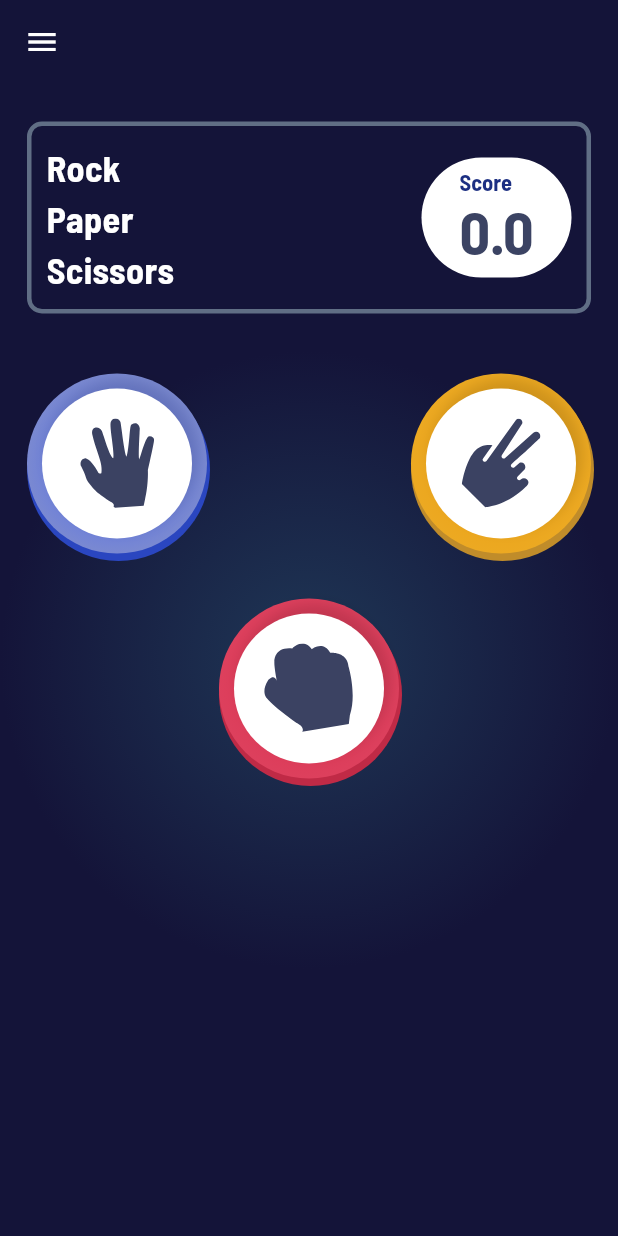
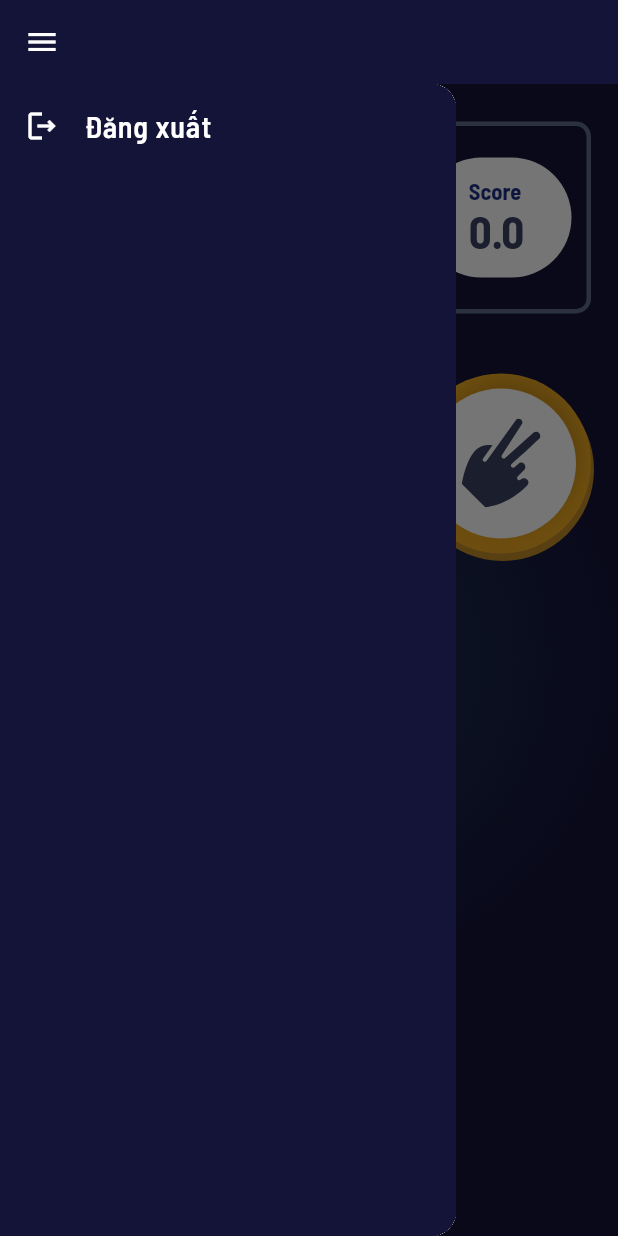
Before and after one commit to nguyenminhtai123/game_flutter_app, a Flutter app: the HomeScreen screen opened by its route, after a tap on the "menu" icon, on a phone screen of 412 x 824 dp. Run offline on Flutter 3.47's test engine with Material 2 defaults, Android fonts, the phone set to English and light mode, and no system bars; our stand-ins replace firebase_auth, firebase_core, firebase_database, flutter_svg, google_fonts; accounts and stored records are empty.

Commit message:
code drawer and logout

```diff
--- a/lib/screen/auth_screen.dart
+++ b/lib/screen/auth_screen.dart
@@ -15,7 +15,7 @@ class _AuthScreenState extends State<AuthScreen> {
   final AuthBloc bloc = AuthBloc();
 
   bool isChecked = false;
-  bool isPlayer = false;
+  bool isPlayer = true;
 
   final TextEditingController _emailController = TextEditingController();
   final TextEditingController _phoneController = TextEditingController();
--- a/lib/screen/home_screen.dart
+++ b/lib/screen/home_screen.dart
@@ -14,6 +14,8 @@ class HomeScreen extends StatefulWidget {
 }
 
 class _HomeScreenState extends State<HomeScreen> {
+  final GlobalKey<ScaffoldState> _drawerGlobalKey =
+      new GlobalKey<ScaffoldState>();
   String userPick = '';
   String computerPick = '';
   String message = '';
@@ -118,11 +120,46 @@ class _HomeScreenState extends State<HomeScreen> {
     return Scaffold(
       appBar: AppBar(
         backgroundColor: const HSLColor.fromAHSL(1, 239, 0.49, 0.15).toColor(),
-        leading: GestureDetector(
-          onTap: () {},
-          child: const Icon(
+        leading: IconButton(
+          onPressed: () {
+            if (_drawerGlobalKey.currentState!.isDrawerOpen) {
+              Navigator.pop(context);
+            } else {
+              _drawerGlobalKey.currentState!.openDrawer();
+            }
+          },
+          icon: const Icon(
             Icons.menu,
             color: Colors.white,
+          ),
+        ),
+      ),
+      body: Scaffold(
+        key: _drawerGlobalKey,
+        drawer: Drawer(
+          child: SafeArea(
+            child: Container(
+              color: const HSLColor.fromAHSL(1, 239, 0.49, 0.15).toColor(),
+              child: Column(
+                children: [
+                  ListTile(
+                      title: Text(
+                        'Đăng xuất',
+                        style: GoogleFonts.barlowSemiCondensed(
+                          color: Colors.white,
+                          fontSize: 20,
+                          fontWeight: FontWeight.w600,
+                        ),
+                      ),
+                      leading: const Icon(
+                        Icons.logout_outlined,
+                        color: Colors.white,
+                      ),
+                      onTap: () {
+                        Navigator.pushNamed(context, '/login');
+                      }),
+                ],
+              ),
             ),
           ),
         ),
@@ -149,7 +186,8 @@ class _HomeScreenState extends State<HomeScreen> {
                 decoration: BoxDecoration(
                   border: Border.all(
                     width: 3.0,
-                  color: const HSLColor.fromAHSL(1, 217, 0.16, 0.45).toColor(),
+                    color:
+                        const HSLColor.fromAHSL(1, 217, 0.16, 0.45).toColor(),
                   ),
                   borderRadius: BorderRadius.circular(10.0),
                 ),
@@ -185,15 +223,17 @@ class _HomeScreenState extends State<HomeScreen> {
                               text: 'Score\n',
                               style: GoogleFonts.barlowSemiCondensed(
                                 fontSize: 15.0,
-                              color: const HSLColor.fromAHSL(1, 229, 0.64, 0.31)
+                                color:
+                                    const HSLColor.fromAHSL(1, 229, 0.64, 0.31)
                                         .toColor(),
                               ),
                             ),
                             TextSpan(
                               text: myPoints.toString(),
                               style: GoogleFonts.barlowSemiCondensed(
-                              fontSize: 40.0,
-                              color: const HSLColor.fromAHSL(1, 229, 0.25, 0.31)
+                                fontSize: 30.0,
+                                color:
+                                    const HSLColor.fromAHSL(1, 229, 0.25, 0.31)
                                         .toColor(),
                               ),
                             ),
@@ -311,14 +351,14 @@ class _HomeScreenState extends State<HomeScreen> {
                                 child: BigCircle(
                                     innerChild: SvgPicture.asset(
                                         'assets/images/icon-scissors.svg'),
-                                  gradientColor1:
-                                      const HSLColor.fromAHSL(1, 39, 0.89, 0.49)
+                                    gradientColor1: const HSLColor.fromAHSL(
+                                            1, 39, 0.89, 0.49)
                                         .toColor(),
-                                  gradientColor2:
-                                      const HSLColor.fromAHSL(1, 40, 0.84, 0.53)
+                                    gradientColor2: const HSLColor.fromAHSL(
+                                            1, 40, 0.84, 0.53)
                                         .toColor(),
-                                  shadowColor:
-                                      const HSLColor.fromAHSL(1, 39, 0.64, 0.46)
+                                    shadowColor: const HSLColor.fromAHSL(
+                                            1, 39, 0.64, 0.46)
                                         .toColor()),
                               )
                             ],
@@ -350,6 +390,7 @@ class _HomeScreenState extends State<HomeScreen> {
             ],
           ),
         ),
+      ),
     );
   }
 }
```
Lines whose indentation alone changed are shown as unchanged.
